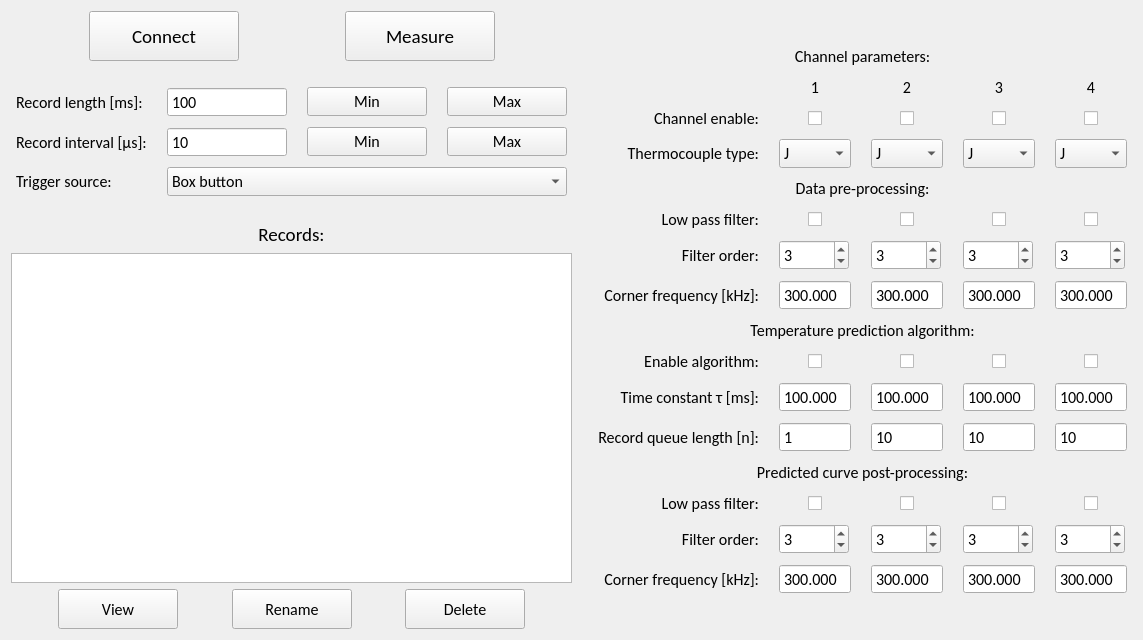
First picture: the form in Code/PC/UI/V286-tclogger_control.ui, repository IliyanAntov/HighSpeedThermocoupleLogger, before the edit.
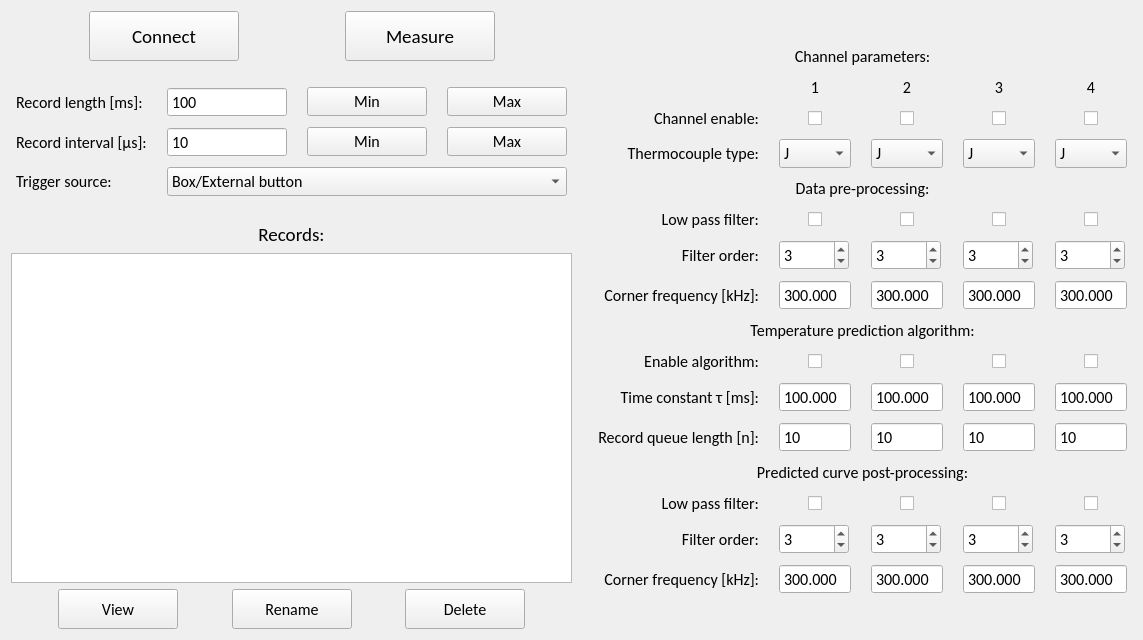
Second picture: the form after the edit.

Commit message: Added more UI functionality and made a sample data .json

The edit to the form file:
```diff
--- a/Code/PC/UI/V286-tclogger_control.ui
+++ b/Code/PC/UI/V286-tclogger_control.ui
@@ -159,12 +159,7 @@
         <widget class="QComboBox" name="TriggerSourceValue">
          <item>
           <property name="text">
-           <string>Box button</string>
-          </property>
-         </item>
-         <item>
-          <property name="text">
-           <string>External button</string>
+           <string>Box/External button</string>
           </property>
          </item>
          <item>
@@ -907,6 +902,9 @@
        <property name="maximum">
         <number>1000</number>
        </property>
+       <property name="value">
+        <number>10</number>
+       </property>
       </widget>
      </item>
      <item row="6" column="1">
```
Left out of the diff: 41 changed lines with no effect on the pictures. The commit also changes 4 other files.
